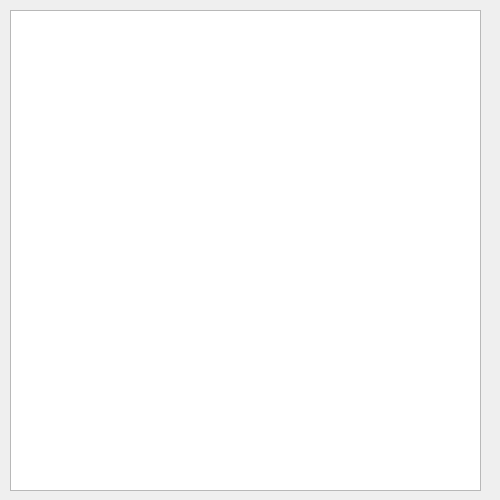
Qt form ProjectHiawathaMultiplayer/Server/servermanager.ui (Alex-BusNet/ProjectHiawathaMultiplayer) before a commit.
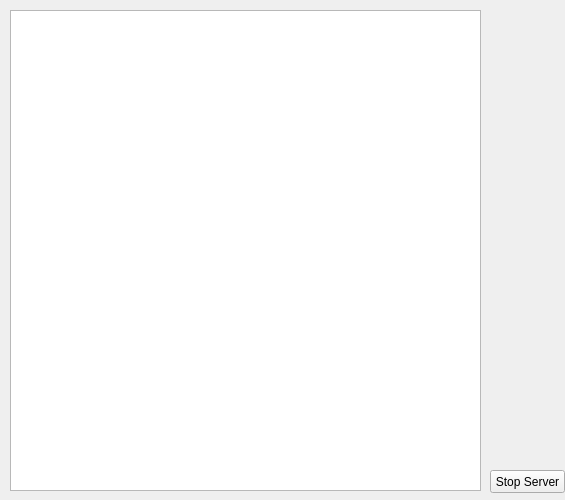
The same form after that commit.

Commit message: Tweaked how Civ setup information is passed between server objects.

Patch:
```diff
--- a/ProjectHiawathaMultiplayer/Server/servermanager.ui
+++ b/ProjectHiawathaMultiplayer/Server/servermanager.ui
@@ -6,7 +6,7 @@
    <rect>
     <x>0</x>
     <y>0</y>
-    <width>500</width>
+    <width>565</width>
     <height>500</height>
    </rect>
   </property>
@@ -23,6 +23,19 @@
     </rect>
    </property>
   </widget>
+  <widget class="QPushButton" name="exitServerPB">
+   <property name="geometry">
+    <rect>
+     <x>490</x>
+     <y>470</y>
+     <width>75</width>
+     <height>23</height>
+    </rect>
+   </property>
+   <property name="text">
+    <string>Stop Server</string>
+   </property>
+  </widget>
  </widget>
  <resources/>
  <connections/>
```
The commit also changes 10 other files.
